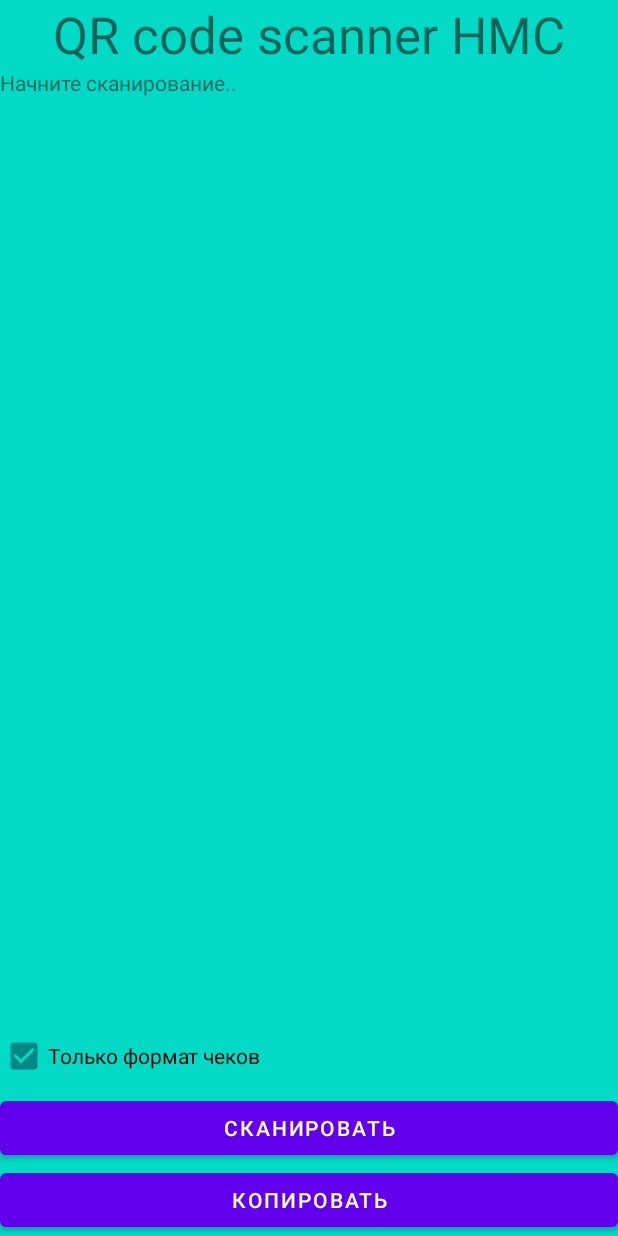
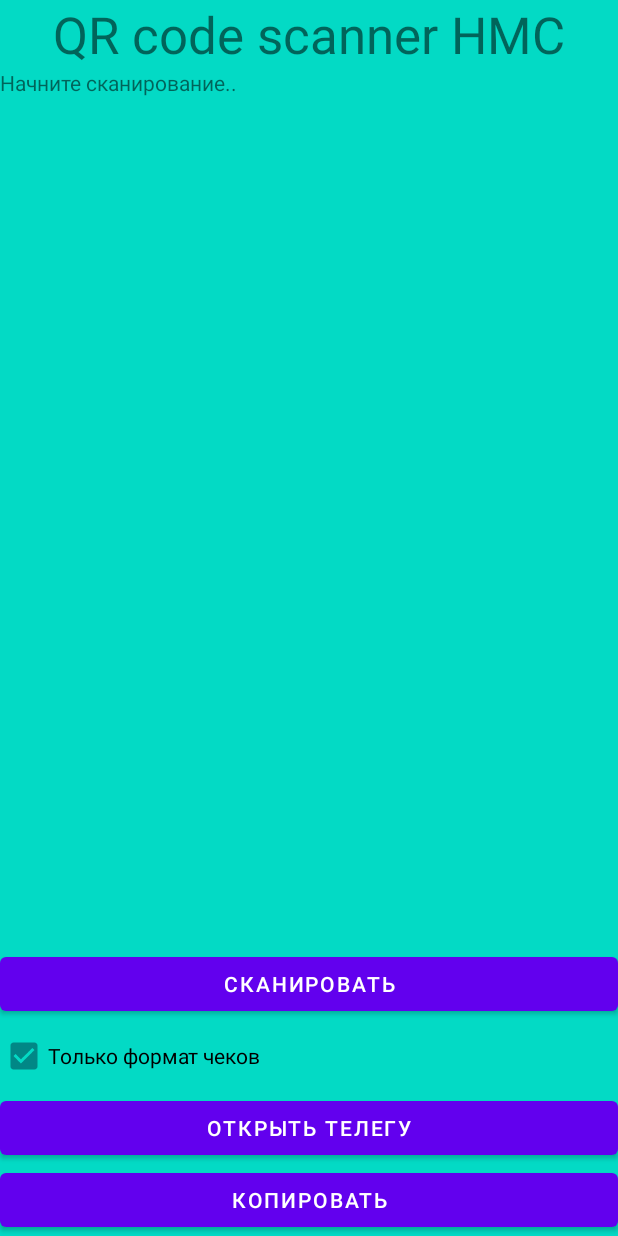
Before and after one commit to koshi8bit/android-hmc, an Android app: the screen it shows after launch (MainActivity), on a phone screen of 412 x 824 dp. Run offline under Robolectric (Android 15) with nearby library versions, the phone set to English and light mode, and no system bars.

Commit message:
opening tg chat

```diff
--- a/app/src/main/res/layout/activity_main.xml
+++ b/app/src/main/res/layout/activity_main.xml
@@ -26,6 +26,13 @@
             android:layout_weight="0.5"
             android:text="@string/start_scan" />
 
+        <Button
+            android:id="@+id/btn_scan"
+            android:layout_width="match_parent"
+            android:layout_height="wrap_content"
+            android:onClick="onButtonClick"
+            android:text="@string/scan_text" />
+
         <CheckBox
             android:id="@+id/only_receipt_format"
             android:layout_width="match_parent"
@@ -34,11 +41,11 @@
             android:text="@string/only_receipt_format" />
 
         <Button
-            android:id="@+id/btn_scan"
+            android:id="@+id/buttonSendTg"
             android:layout_width="match_parent"
             android:layout_height="wrap_content"
-            android:onClick="onButtonClick"
-            android:text="@string/scan_text" />
+            android:onClick="onButtonSendTgClick"
+            android:text="@string/open_tg" />
 
         <Button
             android:id="@+id/btn_copy"
--- a/app/src/main/res/values/strings.xml
+++ b/app/src/main/res/values/strings.xml
@@ -9,4 +9,5 @@
     <string name="share">Поделиться</string>
     <string name="ready">Готово</string>
     <string name="only_receipt_format">Только формат чеков</string>
+    <string name="open_tg">Открыть телегу</string>
 </resources>
```
Also changed, not shown: app/src/main/java/com/koshi8bit/hmc/MainActivity.kt (+12 -2 lines).
